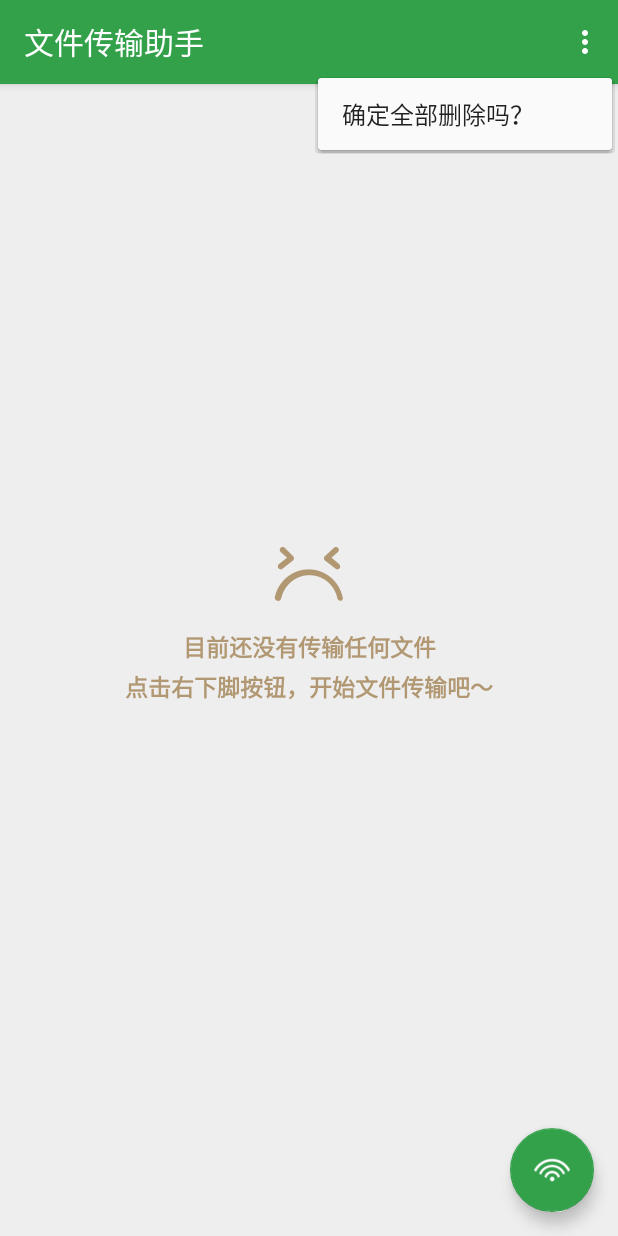
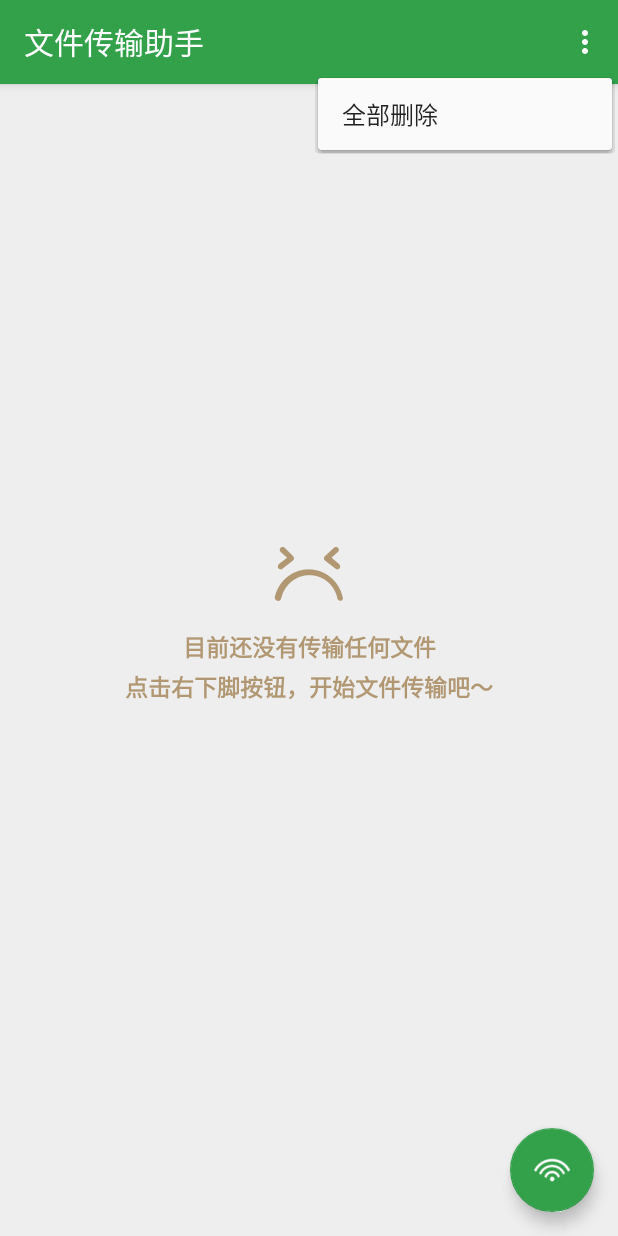
Before and after one commit to CPPAlien/FileTransfer, an Android app: the screen it shows after launch (MainActivity), with the options menu open, on a phone screen of 412 x 824 dp. Run offline under Robolectric (Android 15) with nearby library versions, the phone set to English and light mode, and no system bars; our stand-ins replace ButterKnife, Timber; libraries missing offline, so code that uses them is left out: com.chauthai.swipereveallayout, com.growingio.android, com.hwangjr.rxbus; pictures from the network do not load; 6 statements that could not run were skipped.

Commit message:
fix text

```diff
--- a/app/src/main/res/menu/item_menu.xml
+++ b/app/src/main/res/menu/item_menu.xml
@@ -4,5 +4,5 @@
     <item
         android:id="@+id/test_menu1"
         android:icon="@mipmap/more"
-        android:title="@string/sure_delete_all"/>
+        android:title="@string/delete_all"/>
 </menu>
--- a/app/src/main/res/values/strings.xml
+++ b/app/src/main/res/values/strings.xml
@@ -20,6 +20,7 @@
     <string name="uninstall">卸载</string>
     <string name="app_name_format">%1$s(v%2$s)</string>
     <string name="no_program_open_it">未安装可以打开此文件的应用</string>
+    <string name="delete_all">全部删除</string>
     <string name="sure_delete_all">确定全部删除吗？</string>
     <string name="share">分享</string>
     <string name="delete">删除</string>
```
Also changed, not shown: 1 other file.
